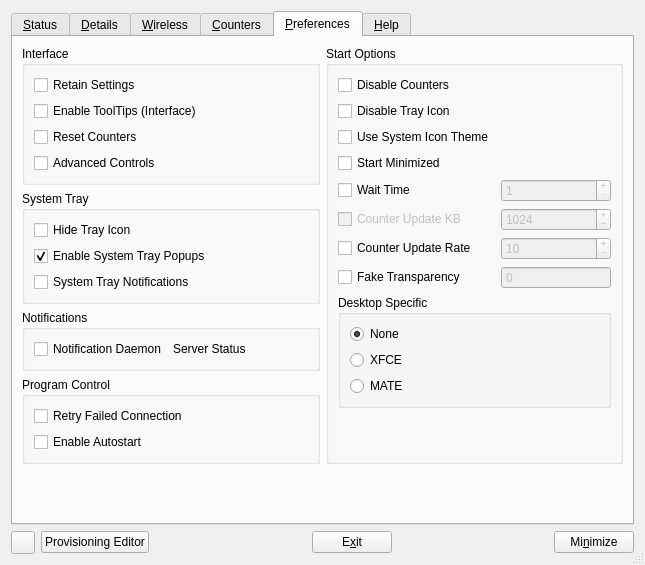
Qt form apps/cmstapp/code/control_box/ui/controlbox.ui (andrew-bibb/cmst) before a commit.
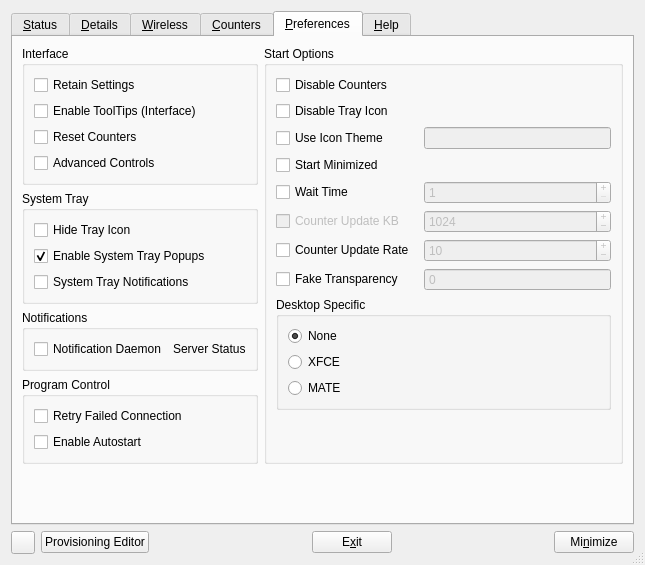
The same form after that commit. The open tabs and pages were chosen to show the change. Icons and pictures are not drawn.

Commit message: icon theme name saved and read from settings

The edit to the form file:
```diff
--- a/apps/cmstapp/code/control_box/ui/controlbox.ui
+++ b/apps/cmstapp/code/control_box/ui/controlbox.ui
@@ -979,7 +979,7 @@
 &lt;html&gt;&lt;head/&gt;&lt;body&gt;&lt;p&gt;Use the icon theme from your system if one is defined.&lt;/p&gt;&lt;/body&gt;&lt;/html&gt;</string>
             </property>
             <property name="text">
-             <string>Use System Icon Theme</string>
+             <string>Use Icon Theme</string>
             </property>
            </widget>
           </item>
@@ -1141,6 +1141,16 @@
             </property>
            </widget>
           </item>
+          <item row="2" column="1">
+           <widget class="QLineEdit" name="lineEdit_icontheme">
+            <property name="enabled">
+             <bool>false</bool>
+            </property>
+            <property name="whatsThis">
+             <string>&lt;html&gt;&lt;head/&gt;&lt;body&gt;&lt;p&gt;Icon theme to use. For this theme to be used it must be installed on your system. If the theme is not installed, or if you spell the name wrong CMST will fall back to using its internal icon set.&lt;/p&gt;&lt;p&gt;If this box is blank CMST will try and use the system wide icon theme (if one is defined).&lt;/p&gt;&lt;/body&gt;&lt;/html&gt;</string>
+            </property>
+           </widget>
+          </item>
          </layout>
         </widget>
        </item>
```
Left out of the diff: 23 changed lines with no effect on the pictures. The commit also changes 3 other files.
